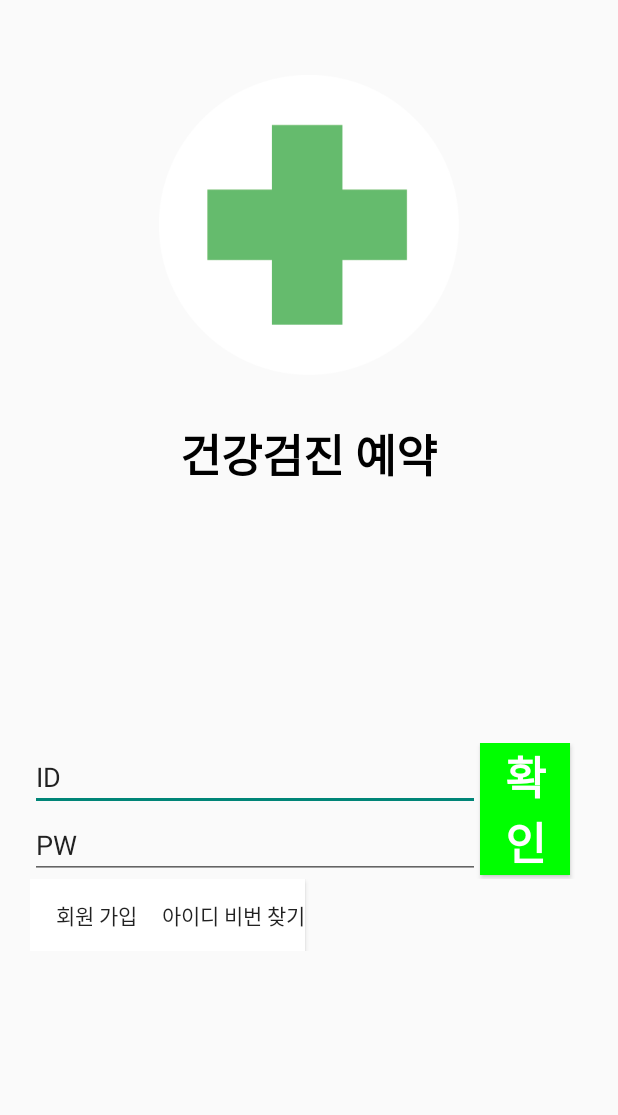
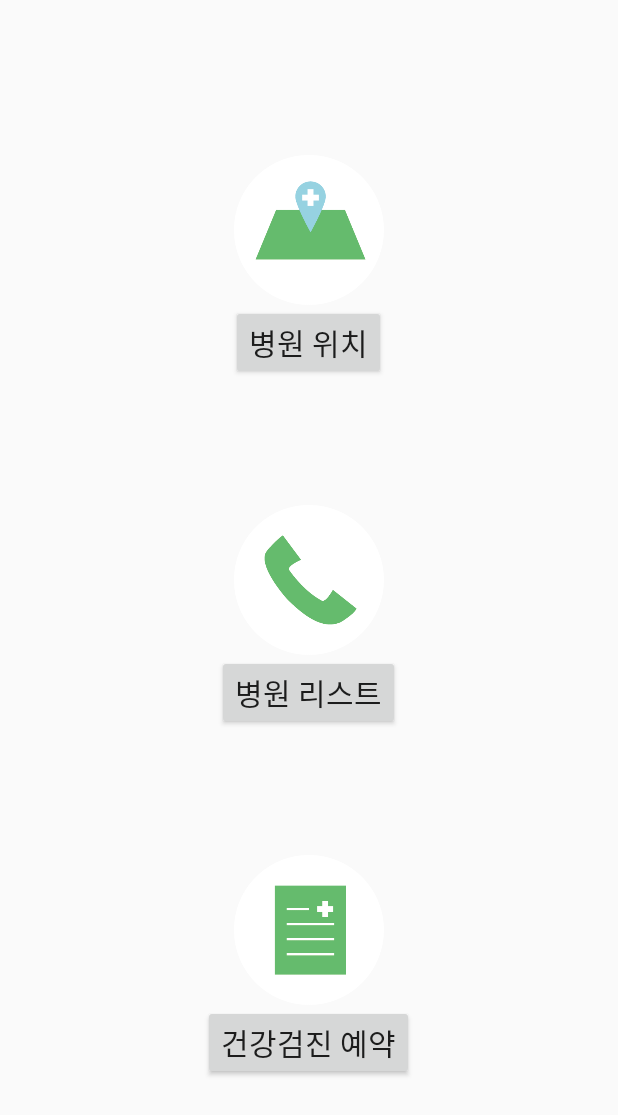
Before and after one commit to JiYeon0203/android_mobile_project, an Android app: the layout activity_main.xml on its own in the app's theme, with its tools: preview values and no code run, on a phone screen of 412 x 824 dp. Shown: the top 1115 px of the screen. Run offline under Robolectric (Android 15) with nearby library versions, the phone set to English and light mode, and no system bars.

Commit message:
06-07 update

```diff
--- a/app/src/main/java/com/baewha/androidmyproject/FiveActivity.java
+++ b/app/src/main/java/com/baewha/androidmyproject/FiveActivity.java
@@ -146,7 +146,7 @@ public class FiveActivity extends AppCompatActivity {
         btn.setOnClickListener(new View.OnClickListener() {
             @Override
             public void onClick(View view) {
-                Intent intent = new Intent(getApplicationContext(), FirstActivity.class);
+                Intent intent = new Intent(getApplicationContext(), MainActivity.class);
                 startActivity(intent);
             }
         });
--- a/app/src/main/java/com/baewha/androidmyproject/FourActivity.java
+++ b/app/src/main/java/com/baewha/androidmyproject/FourActivity.java
@@ -80,7 +80,7 @@ public class FourActivity extends TabActivity {
         btn2.setOnClickListener(new View.OnClickListener() {
             @Override
             public void onClick(View view) {
-                Intent intent = new Intent(getApplicationContext(), FirstActivity.class);
+                Intent intent = new Intent(getApplicationContext(), MainActivity.class);
                 startActivity(intent);
             }
         });
--- a/app/src/main/java/com/baewha/androidmyproject/SecondActivity.java
+++ b/app/src/main/java/com/baewha/androidmyproject/SecondActivity.java
@@ -41,7 +41,7 @@ public class SecondActivity extends AppCompatActivity implements OnMapReadyCallb
         btn.setOnClickListener(new View.OnClickListener() {
             @Override
             public void onClick(View view) {
-                Intent intent = new Intent(getApplicationContext(), FirstActivity.class);
+                Intent intent = new Intent(getApplicationContext(), MainActivity.class);
                 startActivity(intent);
             }
         });
--- a/app/src/main/java/com/baewha/androidmyproject/ThirdActivity.java
+++ b/app/src/main/java/com/baewha/androidmyproject/ThirdActivity.java
@@ -32,7 +32,7 @@ public class ThirdActivity extends AppCompatActivity {
         super.onOptionsItemSelected(item);
         switch (item.getItemId()){
             case R.id.item1:
-                Intent intent = new Intent(getApplicationContext(), FirstActivity.class);
+                Intent intent = new Intent(getApplicationContext(), MainActivity.class);
                 startActivity(intent);
                 return true;
             case R.id.item2:
--- a/app/src/main/res/layout/activity_main.xml
+++ b/app/src/main/res/layout/activity_main.xml
@@ -8,90 +8,77 @@
     android:orientation="vertical"
     android:layout_margin="20dp">
 
+
+    <LinearLayout
+        android:layout_width="match_parent"
+        android:layout_height="wrap_content"
+        android:orientation="vertical"
+        android:layout_weight="1"/>
+    <LinearLayout
+        android:layout_width="match_parent"
+        android:layout_height="wrap_content"
+        android:orientation="vertical"
+        android:layout_weight="1">
+
         <ImageView
-        android:layout_width="200dp"
-        android:layout_height="200dp"
+            android:layout_width="100dp"
+            android:layout_height="100dp"
             android:layout_gravity="center"
-        android:src="@drawable/hospital"
-        android:layout_margin="30dp">
+            android:src="@drawable/position">
         </ImageView>
 
-    <TextView
+        <Button
+            android:id="@+id/btn1"
             android:layout_width="wrap_content"
             android:layout_height="wrap_content"
-        android:text="건강검진 예약"
-        android:layout_gravity="center"
-        android:textSize="30dp"
-        android:textStyle="bold"
-        android:textColor="@color/black"
-        android:layout_weight="1">
-    </TextView>
+            android:text="병원 위치"
+            android:textSize="20dp"
+            android:layout_gravity="center">
+        </Button>
+    </LinearLayout>
 
     <LinearLayout
         android:layout_width="match_parent"
         android:layout_height="wrap_content"
         android:orientation="vertical"
         android:layout_weight="1">
+        <ImageView
+            android:layout_width="100dp"
+            android:layout_height="100dp"
+            android:layout_gravity="center"
+            android:src="@drawable/tell">
+        </ImageView>
+        <Button
+            android:id="@+id/btn2"
+            android:layout_width="wrap_content"
+            android:layout_height="wrap_content"
+            android:text="병원 리스트"
+            android:textSize="20dp"
+            android:layout_gravity="center">
+        </Button>
+    </LinearLayout>
+
 
     <LinearLayout
         android:layout_width="match_parent"
-            android:layout_height="wrap_content">
-
-            <LinearLayout
+        android:layout_height="wrap_content"
+        android:orientation="vertical"
+        android:layout_weight="1">
+        <ImageView
+            android:layout_width="100dp"
+            android:layout_height="100dp"
+            android:layout_gravity="center"
+            android:src="@drawable/paper">
+        </ImageView>
+        <Button
+            android:id="@+id/btn3"
             android:layout_width="wrap_content"
             android:layout_height="wrap_content"
-                android:orientation="vertical">
-
-                <EditText
-                    android:id="@+id/et_id"
-                    android:layout_width="300dp"
-                    android:layout_height="wrap_content"
-                    android:text="ID">
-                </EditText>
-
-                <EditText
-                    android:id="@+id/et_pass"
-                    android:layout_width="300dp"
-                    android:layout_height="wrap_content"
-                    android:text="PW">
-                </EditText>
-
-            </LinearLayout>
-
-            <Button
-                android:id="@+id/btnOkay"
-                android:layout_width="60dp"
-                android:layout_height="wrap_content"
-                android:text="확\n인"
-                android:textStyle="bold"
-                android:textSize="30dp"
-                android:textColor="#ffffff"
-                android:background="#00ff00">
+            android:text="건강검진 예약"
+            android:textSize="20dp"
+            android:layout_gravity="center">
         </Button>
     </LinearLayout>
 
-        <LinearLayout
-            android:layout_width="match_parent"
-            android:layout_height="wrap_content">
-            <Button
-                android:id="@+id/btnSignUp"
-                android:layout_width="wrap_content"
-                android:layout_height="wrap_content"
-                android:text="회원 가입"
-                android:background="@color/white">
-            </Button>
-
-            <Button
-                android:id="@+id/btnID_PW"
-                android:layout_width="wrap_content"
-                android:layout_height="wrap_content"
-                android:text="아이디 비번 찾기"
-                android:background="@color/white">
-            </Button>
-        </LinearLayout>
-    </LinearLayout>
-
-
-
 
 </LinearLayout>
```
Also changed, not shown: app/src/main/AndroidManifest.xml (+4 -3 lines), app/src/main/java/com/baewha/androidmyproject/FirstActivity.java (deleted, +0 -49 lines), app/src/main/java/com/baewha/androidmyproject/IntroActivity.java (added, +31 -0 lines), app/src/main/java/com/baewha/androidmyproject/LoginActivity.java (+7 -7 lines), app/src/main/java/com/baewha/androidmyproject/MainActivity.java (+23 -26 lines), app/src/main/java/com/baewha/androidmyproject/SignUpActivity.java (deleted, +0 -14 lines), app/src/main/res/layout/activity_login.xml (added, +89 -0 lines), app/src/main/res/layout/first.xml (deleted, +0 -84 lines), app/src/main/res/layout/intro_activity.xml (added, +16 -0 lines). Lines whose indentation alone changed are shown as unchanged.
